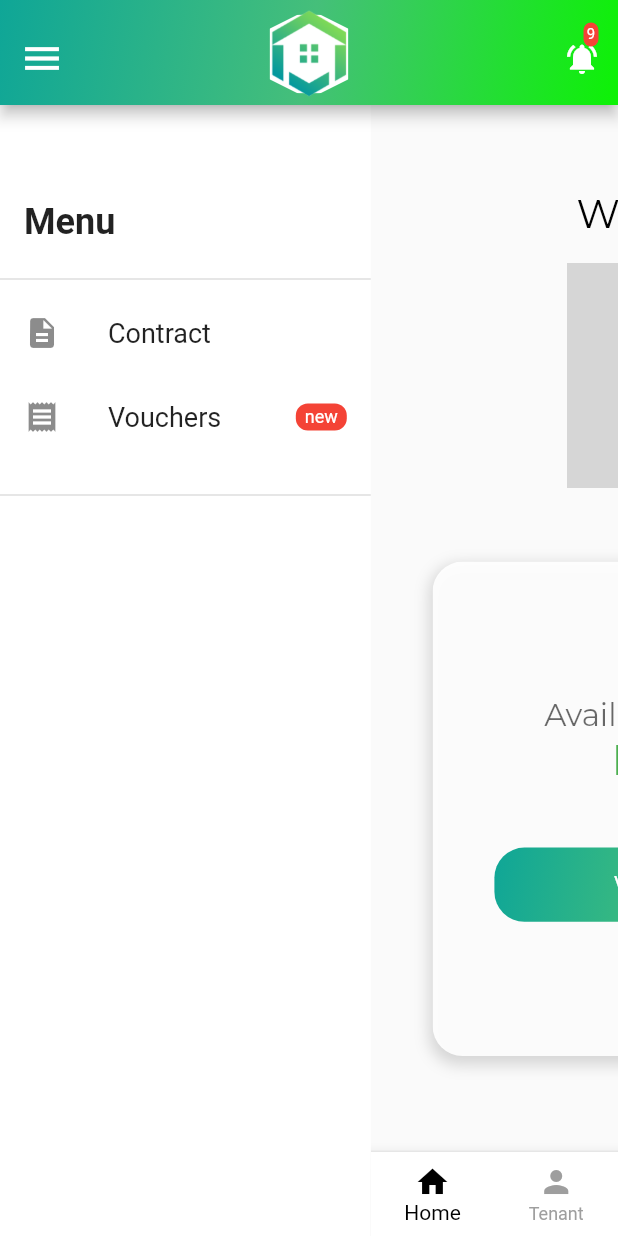
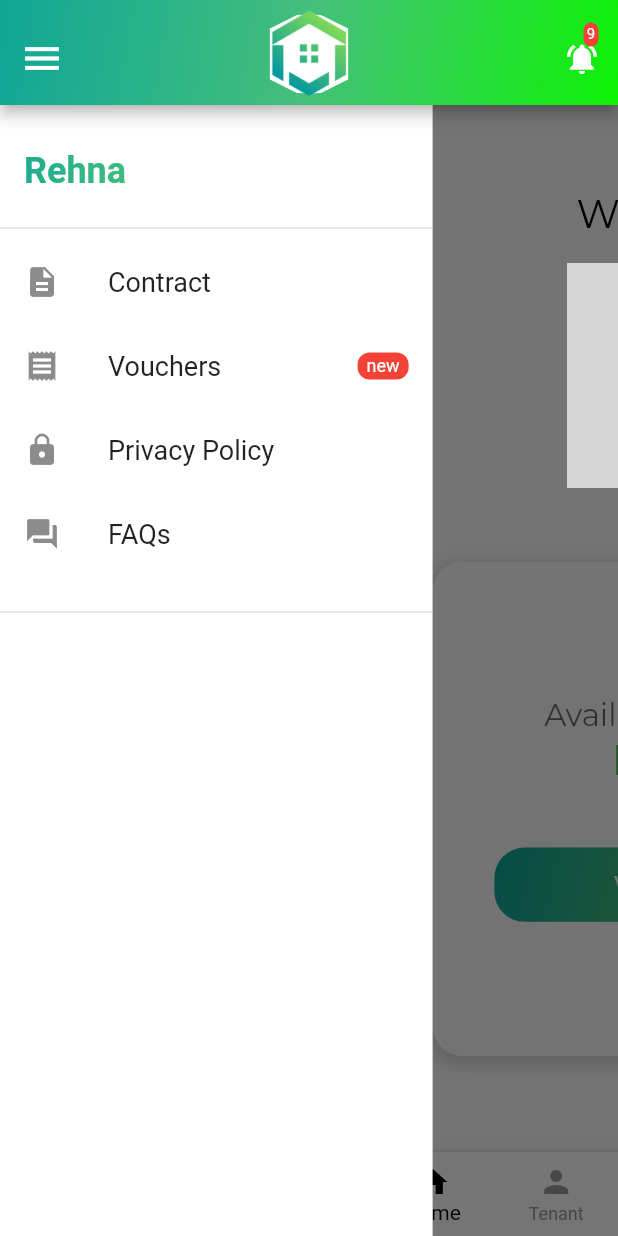
Before and after one commit to shahfarazz/rehnaa-concept, a Flutter app: the LandlordDashboardPage screen opened directly with empty values, after a tap on the "menu" icon, on a phone screen of 412 x 824 dp. Run offline on Flutter 3.47's test engine with Material 2 defaults, Android fonts, the phone set to English and light mode, and no system bars; our stand-ins replace cached_network_image, carousel_slider, cloud_firestore, confetti, firebase_auth, firebase_core and 3 more; accounts and stored records are empty; grey boxes are pictures that could not be loaded.

Commit message:
side bar and privacy

```diff
--- a/lib/frontend/Screens/Landlord/landlord_dashboard.dart
+++ b/lib/frontend/Screens/Landlord/landlord_dashboard.dart
@@ -456,9 +456,23 @@ class _LandlordDashboardPageState extends State<LandlordDashboardPage>
         });
       }
     },
-      child: AnimatedContainer(
+    child: Stack(
+      children: [
+        if (_isSidebarOpen)
+          GestureDetector(
+            onTap: () {
+              // Close the sidebar when tapping on the shadow
+              setState(() {
+                _isSidebarOpen = false;
+              });
+            },
+            child: Container(
+              color: Colors.black54, // Adjust the color and opacity of the shadow here
+            ),
+          ),
+        AnimatedContainer(
           duration: const Duration(milliseconds: 300),
-        width: _isSidebarOpen ? size.width * 0.6 : 0,
+          width: _isSidebarOpen ? size.width * 0.7 : 0,
           height: _isSidebarOpen ? size.height : 0,
           color: Colors.white,
           child: SlideTransition(
@@ -474,15 +488,26 @@ class _LandlordDashboardPageState extends State<LandlordDashboardPage>
                 crossAxisAlignment: CrossAxisAlignment.start,
                 children: [
                   Container(
-                  padding: const EdgeInsets.only(left: 16, top: 64, bottom: 16),
-                  child: const Text(
-                    'Menu',
+  padding: const EdgeInsets.only(left: 16, top: 30, bottom: 16),
+  child: Text(
+    'Rehna',
     style: TextStyle(
       fontSize: 24,
       fontWeight: FontWeight.bold,
+      foreground: Paint()
+        ..shader = LinearGradient(
+          begin: Alignment.topLeft,
+          end: Alignment.bottomRight,
+          colors: [
+            Color(0xFF0FA697),
+            Color(0xFF45BF7A),
+            Color(0xFF0DF205),
+          ],
+        ).createShader(Rect.fromLTWH(0, 0, 200, 70)),
     ),
   ),
 ),
+
                   Divider(
                     color: Colors.grey[400],
                     thickness: 0.5,
@@ -545,7 +570,32 @@ class _LandlordDashboardPageState extends State<LandlordDashboardPage>
                       _closeSidebar(); // Close the sidebar after navigation
                     },
                   ),
-                // Add more list items if needed
+                  ListTile(
+                    leading: const Icon(Icons.lock),
+                    title: const Text(
+                      'Privacy Policy',
+                      style: TextStyle(
+                        fontSize: 18,
+                      ),
+                    ),
+                    onTap: () {
+                      // Handle Privacy Policy button tap
+                      _closeSidebar(); // Close the sidebar after action
+                    },
+                  ),
+                  ListTile(
+                    leading: const Icon(Icons.question_answer),
+                    title: const Text(
+                      'FAQs',
+                      style: TextStyle(
+                        fontSize: 18,
+                      ),
+                    ),
+                    onTap: () {
+                      // Handle FAQs button tap
+                      _closeSidebar(); // Close the sidebar after action
+                    },
+                  ),
                   const SizedBox(height: 16),
                   Divider(
                     color: Colors.grey[400],
@@ -556,6 +606,8 @@ class _LandlordDashboardPageState extends State<LandlordDashboardPage>
               ),
             ),
           ),
+        ),
+      ],
     ),
   );
 }
```
Lines whose indentation alone changed are shown as unchanged.
